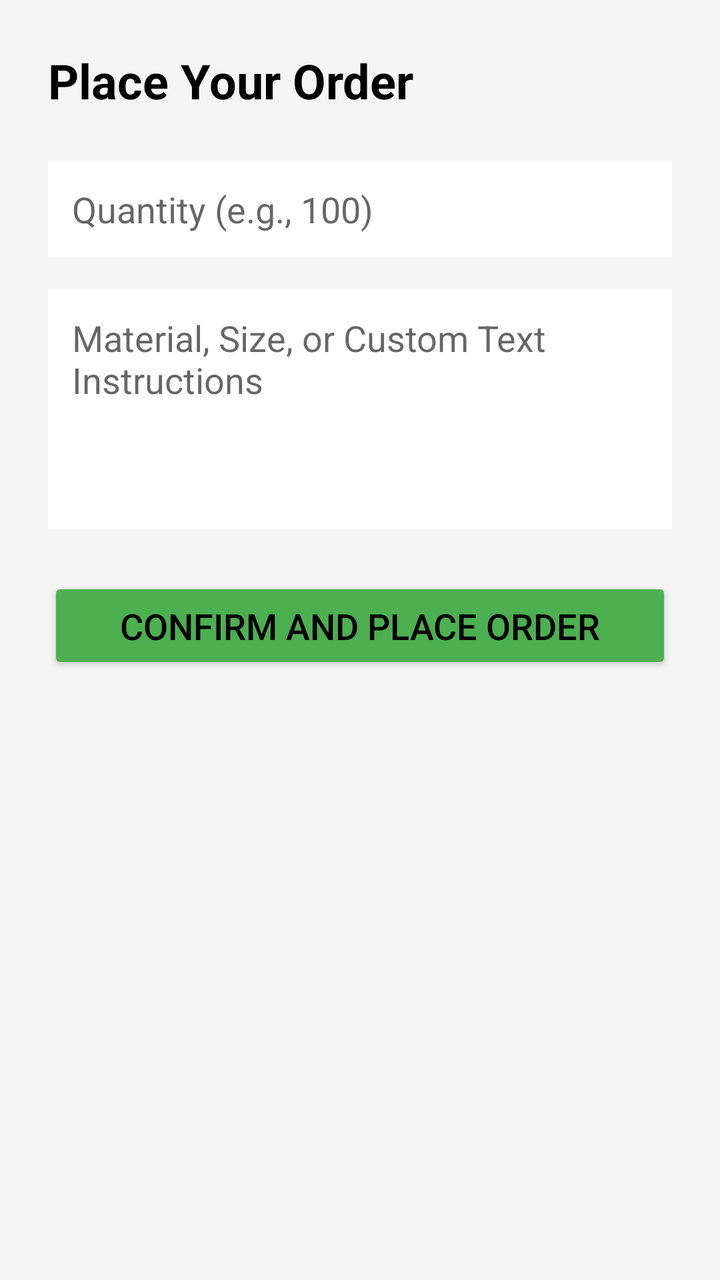
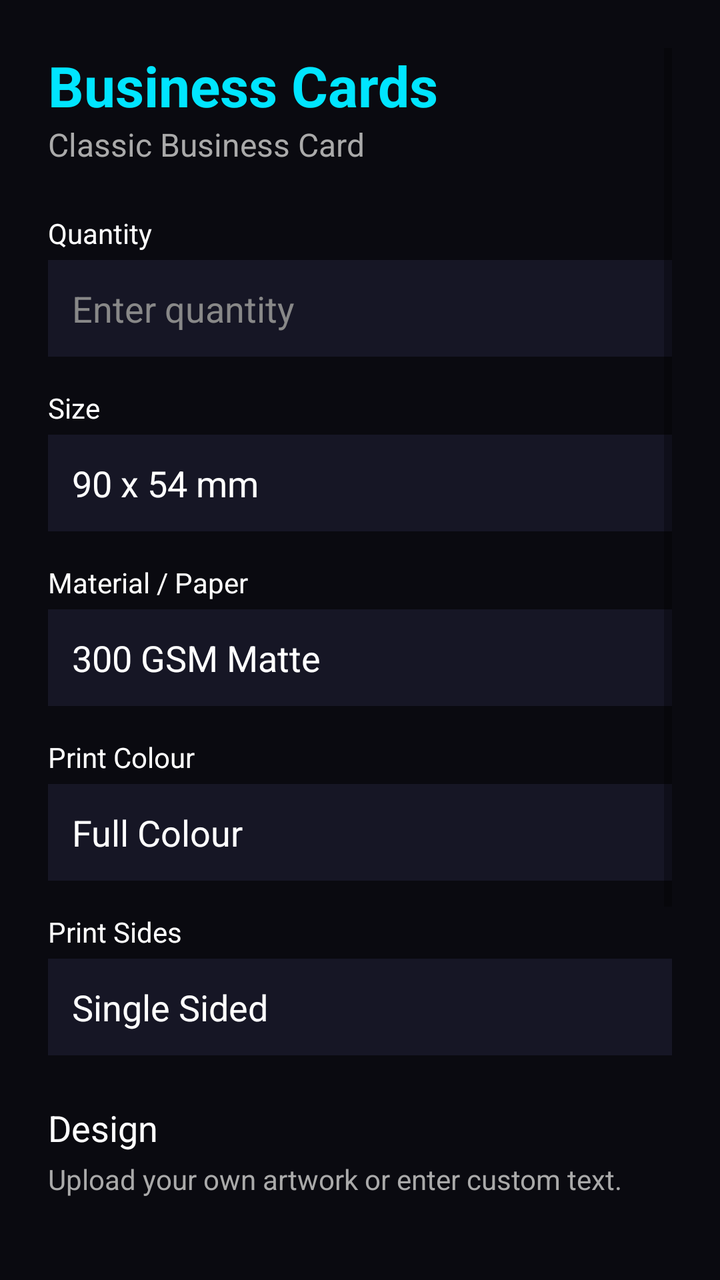

Screens rendered from an Android XML layout before and after an edit, with the pre-edit source and the edit as a unified diff.
<!-- AndroidManifest.xml: application theme Theme.PrintXpress -->
<!-- res/layout/activity_order.xml -->
<?xml version="1.0" encoding="utf-8"?>
<LinearLayout xmlns:android="http://schemas.android.com/apk/res/android"
    android:layout_width="match_parent"
    android:layout_height="match_parent"
    android:orientation="vertical"
    android:padding="24dp"
    android:background="#F5F5F5">

    <TextView
        android:id="@+id/tvProductTitle"
        android:layout_width="match_parent"
        android:layout_height="wrap_content"
        android:text="Place Your Order"
        android:textSize="24sp"
        android:textStyle="bold"
        android:layout_marginBottom="24dp"/>

    <EditText
        android:id="@+id/etQuantity"
        android:layout_width="match_parent"
        android:layout_height="wrap_content"
        android:hint="Quantity (e.g., 100)"
        android:inputType="number"
        android:padding="12dp"
        android:background="#FFFFFF"
        android:layout_marginBottom="16dp"/>

    <EditText
        android:id="@+id/etInstructions"
        android:layout_width="match_parent"
        android:layout_height="120dp"
        android:hint="Material, Size, or Custom Text Instructions"
        android:gravity="top|left"
        android:inputType="textMultiLine"
        android:padding="12dp"
        android:background="#FFFFFF"
        android:layout_marginBottom="24dp"/>

    <Button
        android:id="@+id/btnSubmitOrder"
        android:layout_width="match_parent"
        android:layout_height="wrap_content"
        android:text="Confirm and Place Order"
        android:textSize="18sp"
        android:padding="12dp"
        android:backgroundTint="#4CAF50"/>

</LinearLayout>
<!-- resources referenced by this layout -->
<resources>
  <style name="Theme.PrintXpress" parent="Base.Theme.PrintXpress" />
  <style name="Base.Theme.PrintXpress" parent="Theme.MaterialComponents.DayNight.NoActionBar">
          
          <item name="colorPrimary">@color/cyber_cyan</item>
          <item name="colorPrimaryVariant">@color/cyber_purple</item>
          <item name="colorOnPrimary">@color/white</item>
          <item name="colorSecondary">@color/cyber_pink</item>
  
          
          <item name="android:windowBackground">@color/cyber_light_bg</item>
          <item name="colorSurface">@color/cyber_card_light</item>
          <item name="android:textColor">@color/black</item>
      </style>
  <color name="cyber_cyan">#00E5FF</color>
  <color name="cyber_purple">#9D00FF</color>
  <color name="white">#FFFFFFFF</color>
  <color name="cyber_pink">#FF003C</color>
  <color name="cyber_light_bg">#F4F4FA</color>
  <color name="cyber_card_light">#FFFFFF</color>
  <color name="black">#FF000000</color>
</resources>

<!-- the commit's change to res/layout/activity_order.xml (unified diff, before → after) -->
@@ -1,48 +1,77 @@
 <?xml version="1.0" encoding="utf-8"?>
-<LinearLayout xmlns:android="http://schemas.android.com/apk/res/android"
+<RelativeLayout xmlns:android="http://schemas.android.com/apk/res/android"
     android:layout_width="match_parent"
     android:layout_height="match_parent"
-    android:orientation="vertical"
-    android:padding="24dp"
-    android:background="#F5F5F5">
+    android:background="#0A0A10">
 
-    <TextView
-        android:id="@+id/tvProductTitle"
+    <ScrollView
         android:layout_width="match_parent"
-        android:layout_height="wrap_content"
-        android:text="Place Your Order"
-        android:textSize="24sp"
-        android:textStyle="bold"
-        android:layout_marginBottom="24dp"/>
+        android:layout_height="match_parent"
+        android:padding="24dp">
 
-    <EditText
-        android:id="@+id/etQuantity"
-        android:layout_width="match_parent"
-        android:layout_height="wrap_content"
-        android:hint="Quantity (e.g., 100)"
-        android:inputType="number"
-        android:padding="12dp"
-        android:background="#FFFFFF"
-        android:layout_marginBottom="16dp"/>
+        <LinearLayout
+            android:layout_width="match_parent"
+            android:layout_height="wrap_content"
+            android:orientation="vertical">
 
-    <EditText
-        android:id="@+id/etInstructions"
-        android:layout_width="match_parent"
-        android:layout_height="120dp"
-        android:hint="Material, Size, or Custom Text Instructions"
-        android:gravity="top|left"
-        android:inputType="textMultiLine"
-        android:padding="12dp"
-        android:background="#FFFFFF"
-        android:layout_marginBottom="24dp"/>
+            <TextView
+                android:id="@+id/tvOrderTitle"
+                android:layout_width="match_parent"
+                android:layout_height="wrap_content"
+                android:text="Business Cards"
+                android:textSize="28sp"
+                android:textStyle="bold"
+                android:textColor="#00E5FF"/>
+            <TextView
+                android:id="@+id/tvOrderSubtitle"
+                android:layout_width="match_parent"
+                android:layout_height="wrap_content"
+                android:text="Classic Business Card"
+                android:textSize="16sp"
+                android:textColor="#AAAAAA"
+                android:layout_marginBottom="24dp"/>
 
-    <Button
-        android:id="@+id/btnSubmitOrder"
-        android:layout_width="match_parent"
-        android:layout_height="wrap_content"
-        android:text="Confirm and Place Order"
-        android:textSize="18sp"
-        android:padding="12dp"
-        android:backgroundTint="#4CAF50"/>
+            <TextView android:layout_width="wrap_content" android:layout_height="wrap_content" android:text="Quantity" android:textColor="#FFFFFF" android:layout_marginBottom="4dp"/>
+            <EditText android:id="@+id/etQuantity" android:layout_width="match_parent" android:layout_height="wrap_content" android:hint="Enter quantity" android:textColor="#FFF" android:textColorHint="#888" android:inputType="number" android:background="#161625" android:padding="12dp" android:layout_marginBottom="16dp"/>
 
-</LinearLayout>
+            <TextView android:layout_width="wrap_content" android:layout_height="wrap_content" android:text="Size" android:textColor="#FFFFFF" android:layout_marginBottom="4dp"/>
+            <EditText android:id="@+id/etSize" android:layout_width="match_parent" android:layout_height="wrap_content" android:text="90 x 54 mm" android:textColor="#FFF" android:background="#161625" android:padding="12dp" android:layout_marginBottom="16dp"/>
+
+            <TextView android:layout_width="wrap_content" android:layout_height="wrap_content" android:text="Material / Paper" android:textColor="#FFFFFF" android:layout_marginBottom="4dp"/>
+            <EditText android:id="@+id/etMaterial" android:layout_width="match_parent" android:layout_height="wrap_content" android:text="300 GSM Matte" android:textColor="#FFF" android:background="#161625" android:padding="12dp" android:layout_marginBottom="16dp"/>
+
+            <TextView android:layout_width="wrap_content" android:layout_height="wrap_content" android:text="Print Colour" android:textColor="#FFFFFF" android:layout_marginBottom="4dp"/>
+            <EditText android:id="@+id/etColour" android:layout_width="match_parent" android:layout_height="wrap_content" android:text="Full Colour" android:textColor="#FFF" android:background="#161625" android:padding="12dp" android:layout_marginBottom="16dp"/>
+
+            <TextView android:layout_width="wrap_content" android:layout_height="wrap_content" android:text="Print Sides" android:textColor="#FFFFFF" android:layout_marginBottom="4dp"/>
+            <EditText android:id="@+id/etSides" android:layout_width="match_parent" android:layout_height="wrap_content" android:text="Single Sided" android:textColor="#FFF" android:background="#161625" android:padding="12dp" android:layout_marginBottom="24dp"/>
+
+            <TextView android:layout_width="wrap_content" android:layout_height="wrap_content" android:text="Design" android:textSize="18sp" android:textColor="#FFFFFF" android:layout_marginBottom="4dp"/>
+            <TextView android:layout_width="wrap_content" android:layout_height="wrap_content" android:text="Upload your own artwork or enter custom text." android:textColor="#AAAAAA" android:layout_marginBottom="12dp"/>
+
+            <androidx.appcompat.widget.AppCompatButton
+                android:id="@+id/btnUpload"
+                android:layout_width="match_parent"
+                android:layout_height="wrap_content"
+                android:text="UPLOAD ARTWORK"
+                android:textColor="#FFFFFF"
+                android:backgroundTint="#9D00FF"
+                android:layout_marginBottom="8dp"/>
+
+            <TextView android:layout_width="match_parent" android:layout_height="wrap_content" android:text="No artwork selected" android:textColor="#888" android:textSize="12sp" android:layout_marginBottom="8dp"/>
+            <TextView android:layout_width="match_parent" android:layout_height="wrap_content" android:text="OR" android:textColor="#FFF" android:gravity="center" android:layout_marginBottom="8dp"/>
+
+            <EditText android:id="@+id/etCustomText" android:layout_width="match_parent" android:layout_height="wrap_content" android:hint="Enter text to print" android:textColor="#FFF" android:textColorHint="#888" android:background="#161625" android:padding="12dp" android:layout_marginBottom="32dp"/>
+
+            <androidx.appcompat.widget.AppCompatButton
+                android:id="@+id/btnSubmitOrder"
+                android:layout_width="match_parent"
+                android:layout_height="60dp"
+                android:text="CONFIRM PARAMETERS &amp; SUBMIT"
+                android:textColor="#000000"
+                android:backgroundTint="#00E5FF"
+                android:textStyle="bold"
+                android:layout_marginBottom="24dp"/>
+        </LinearLayout>
+    </ScrollView>
+</RelativeLayout>
